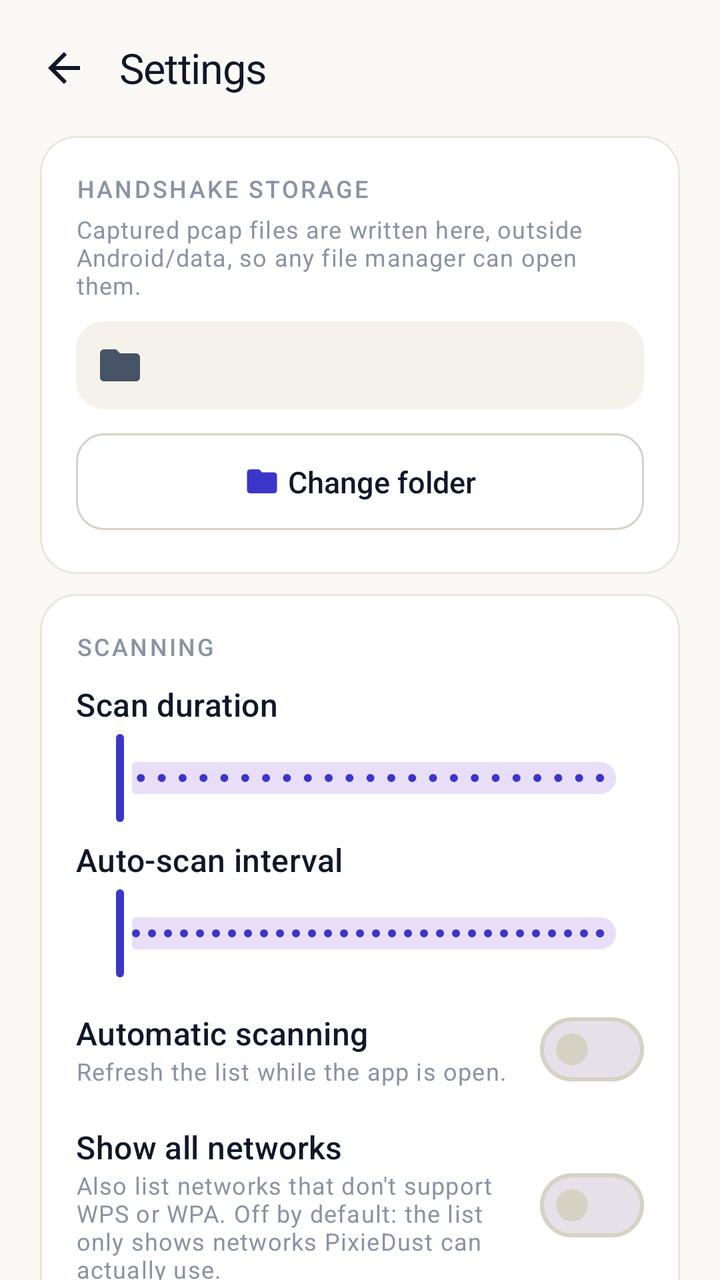
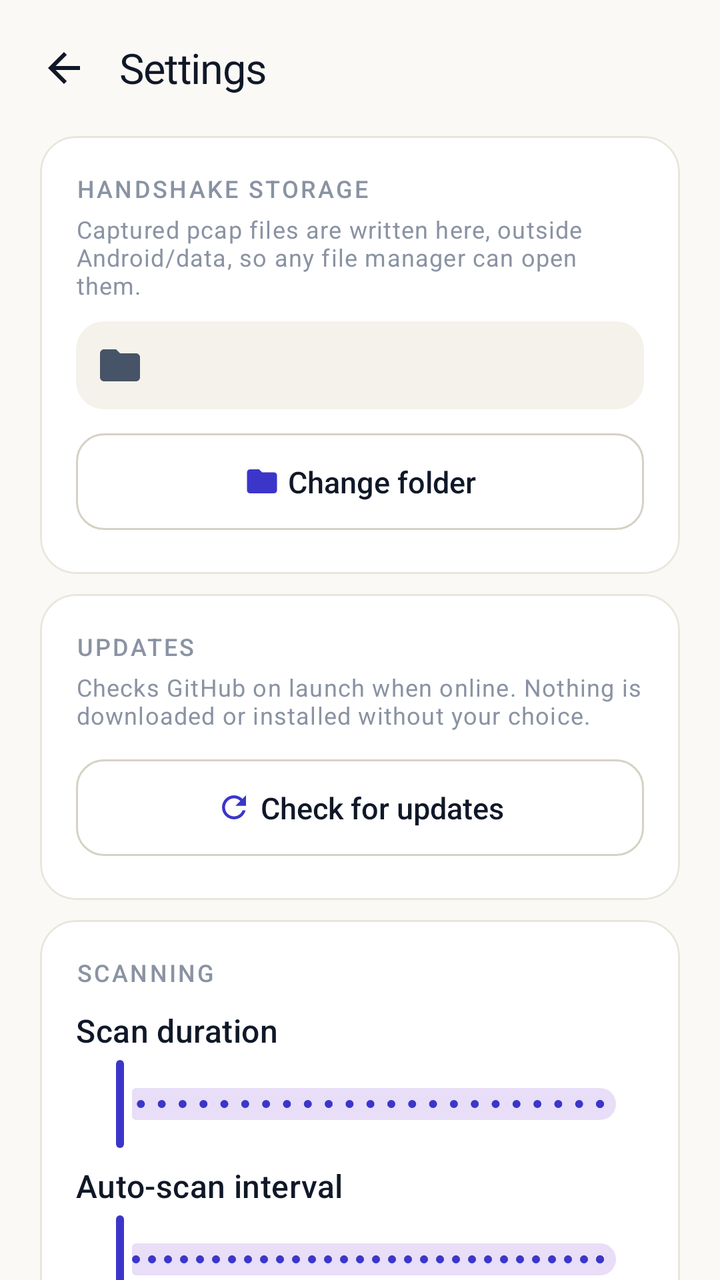

An Android layout rendered at two revisions. The XML below is the earlier revision; the diff shows what the commit changed to produce the second picture.
<!-- AndroidManifest.xml: application theme Theme.PixieDust -->
<!-- res/layout/activity_settings.xml -->
<?xml version="1.0" encoding="utf-8"?>
<LinearLayout xmlns:android="http://schemas.android.com/apk/res/android"
    xmlns:app="http://schemas.android.com/apk/res-auto"
    android:layout_width="match_parent"
    android:layout_height="match_parent"
    android:background="@color/paper"
    android:fitsSystemWindows="true"
    android:orientation="vertical">

    <LinearLayout
        android:layout_width="match_parent"
        android:layout_height="wrap_content"
        android:gravity="center_vertical"
        android:orientation="horizontal"
        android:paddingStart="8dp"
        android:paddingTop="10dp"
        android:paddingEnd="@dimen/screen_pad"
        android:paddingBottom="4dp">

        <ImageButton
            android:id="@+id/btnBack"
            android:layout_width="@dimen/touch"
            android:layout_height="@dimen/touch"
            android:background="?attr/selectableItemBackgroundBorderless"
            android:contentDescription="@string/generic_back"
            android:padding="12dp"
            android:src="@drawable/ic_back" />

        <TextView
            android:layout_width="0dp"
            android:layout_height="wrap_content"
            android:layout_marginStart="4dp"
            android:layout_weight="1"
            android:text="@string/settings_title"
            android:textAppearance="@style/TextAppearance.PixieDust.ScreenTitle"
            android:textSize="21sp" />
    </LinearLayout>

    <androidx.core.widget.NestedScrollView
        android:layout_width="match_parent"
        android:layout_height="match_parent"
        android:clipToPadding="false"
        android:paddingStart="@dimen/screen_pad"
        android:paddingTop="6dp"
        android:paddingEnd="@dimen/screen_pad"
        android:paddingBottom="18dp"
        android:scrollbars="none">

        <LinearLayout
            android:layout_width="match_parent"
            android:layout_height="wrap_content"
            android:orientation="vertical">

            
            <com.google.android.material.card.MaterialCardView
                style="@style/Widget.PixieDust.Card"
                android:layout_width="match_parent"
                android:layout_height="wrap_content"
                app:contentPadding="18dp">

                <LinearLayout
                    android:layout_width="match_parent"
                    android:layout_height="wrap_content"
                    android:orientation="vertical">

                    <TextView
                        android:layout_width="match_parent"
                        android:layout_height="wrap_content"
                        android:text="@string/settings_storage_section"
                        android:textAppearance="@style/TextAppearance.PixieDust.Section" />

                    <TextView
                        android:layout_width="match_parent"
                        android:layout_height="wrap_content"
                        android:layout_marginTop="4dp"
                        android:text="@string/settings_storage_body"
                        android:textAppearance="@style/TextAppearance.PixieDust.Caption" />

                    <TextView
                        android:id="@+id/handshakePathValue"
                        android:layout_width="match_parent"
                        android:layout_height="wrap_content"
                        android:layout_marginTop="10dp"
                        android:background="@drawable/bg_mono"
                        android:drawableStart="@drawable/ic_folder"
                        android:drawablePadding="8dp"
                        android:fontFamily="monospace"
                        android:padding="10dp"
                        android:textColor="@color/ink_soft"
                        android:textIsSelectable="true"
                        android:textSize="11sp" />

                    <com.google.android.material.button.MaterialButton
                        android:id="@+id/btnHandshakeFolder"
                        style="@style/Widget.PixieDust.Button.Outlined"
                        android:layout_width="match_parent"
                        android:layout_height="wrap_content"
                        android:layout_marginTop="8dp"
                        android:text="@string/settings_folder_change"
                        app:icon="@drawable/ic_folder"
                        app:iconGravity="textStart"
                        app:iconSize="18dp"
                        app:iconTint="@color/indigo" />
                </LinearLayout>
            </com.google.android.material.card.MaterialCardView>

            
            <com.google.android.material.card.MaterialCardView
                style="@style/Widget.PixieDust.Card"
                android:layout_width="match_parent"
                android:layout_height="wrap_content"
                android:layout_marginTop="10dp"
                app:contentPadding="18dp">

                <LinearLayout
                    android:layout_width="match_parent"
                    android:layout_height="wrap_content"
                    android:orientation="vertical">

                    <TextView
                        android:layout_width="match_parent"
                        android:layout_height="wrap_content"
                        android:text="@string/settings_scan_section"
                        android:textAppearance="@style/TextAppearance.PixieDust.Section" />

                    <LinearLayout
                        android:layout_width="match_parent"
                        android:layout_height="wrap_content"
                        android:layout_marginTop="10dp"
                        android:orientation="horizontal">

                        <TextView
                            android:layout_width="0dp"
                            android:layout_height="wrap_content"
                            android:layout_weight="1"
                            android:text="@string/settings_scan_timeout"
                            android:textAppearance="@style/TextAppearance.PixieDust.Title" />

                        <TextView
                            android:id="@+id/scanTimeoutValue"
                            android:layout_width="wrap_content"
                            android:layout_height="wrap_content"
                            android:textAppearance="@style/TextAppearance.PixieDust.Mono" />
                    </LinearLayout>

                    <com.google.android.material.slider.Slider
                        android:id="@+id/scanTimeoutSlider"
                        android:layout_width="match_parent"
                        android:layout_height="wrap_content"
                        android:layout_marginTop="2dp"
                        android:stepSize="5"
                        android:valueFrom="5"
                        android:valueTo="120" />

                    <LinearLayout
                        android:layout_width="match_parent"
                        android:layout_height="wrap_content"
                        android:layout_marginTop="6dp"
                        android:orientation="horizontal">

                        <TextView
                            android:layout_width="0dp"
                            android:layout_height="wrap_content"
                            android:layout_weight="1"
                            android:text="@string/settings_refresh"
                            android:textAppearance="@style/TextAppearance.PixieDust.Title" />

                        <TextView
                            android:id="@+id/refreshValue"
                            android:layout_width="wrap_content"
                            android:layout_height="wrap_content"
                            android:textAppearance="@style/TextAppearance.PixieDust.Mono" />
                    </LinearLayout>

                    <com.google.android.material.slider.Slider
                        android:id="@+id/refreshSlider"
                        android:layout_width="match_parent"
                        android:layout_height="wrap_content"
                        android:layout_marginTop="2dp"
                        android:stepSize="5"
                        android:valueFrom="10"
                        android:valueTo="180" />

                    <LinearLayout
                        android:layout_width="match_parent"
                        android:layout_height="wrap_content"
                        android:layout_marginTop="10dp"
                        android:gravity="center_vertical"
                        android:orientation="horizontal">

                        <LinearLayout
                            android:layout_width="0dp"
                            android:layout_height="wrap_content"
                            android:layout_weight="1"
                            android:orientation="vertical">

                            <TextView
                                android:layout_width="match_parent"
                                android:layout_height="wrap_content"
                                android:text="@string/settings_auto_title"
                                android:textAppearance="@style/TextAppearance.PixieDust.Title" />

                            <TextView
                                android:layout_width="match_parent"
                                android:layout_height="wrap_content"
                                android:text="@string/settings_auto_body"
                                android:textAppearance="@style/TextAppearance.PixieDust.Caption" />
                        </LinearLayout>

                        <com.google.android.material.materialswitch.MaterialSwitch
                            android:id="@+id/switchAuto"
                            android:layout_width="wrap_content"
                            android:layout_height="wrap_content"
                            android:layout_marginStart="10dp" />
                    </LinearLayout>

                    <LinearLayout
                        android:layout_width="match_parent"
                        android:layout_height="wrap_content"
                        android:layout_marginTop="14dp"
                        android:gravity="center_vertical"
                        android:orientation="horizontal">

                        <LinearLayout
                            android:layout_width="0dp"
                            android:layout_height="wrap_content"
                            android:layout_weight="1"
                            android:orientation="vertical">

                            <TextView
                                android:layout_width="match_parent"
                                android:layout_height="wrap_content"
                                android:text="@string/settings_all_title"
                                android:textAppearance="@style/TextAppearance.PixieDust.Title" />

                            <TextView
                                android:layout_width="match_parent"
                                android:layout_height="wrap_content"
                                android:text="@string/settings_all_body"
                                android:textAppearance="@style/TextAppearance.PixieDust.Caption" />
                        </LinearLayout>

                        <com.google.android.material.materialswitch.MaterialSwitch
                            android:id="@+id/switchAll"
                            android:layout_width="wrap_content"
                            android:layout_height="wrap_content"
                            android:layout_marginStart="10dp" />
                    </LinearLayout>

                    <LinearLayout
                        android:layout_width="match_parent"
                        android:layout_height="wrap_content"
                        android:layout_marginTop="14dp"
                        android:gravity="center_vertical"
                        android:orientation="horizontal">

                        <LinearLayout
                            android:layout_width="0dp"
                            android:layout_height="wrap_content"
                            android:layout_weight="1"
                            android:orientation="vertical">

                            <TextView
                                android:layout_width="match_parent"
                                android:layout_height="wrap_content"
                                android:text="@string/settings_keep_on_title"
                                android:textAppearance="@style/TextAppearance.PixieDust.Title" />

                            <TextView
                                android:layout_width="match_parent"
                                android:layout_height="wrap_content"
                                android:text="@string/settings_keep_on_body"
                                android:textAppearance="@style/TextAppearance.PixieDust.Caption" />
                        </LinearLayout>

                        <com.google.android.material.materialswitch.MaterialSwitch
                            android:id="@+id/switchKeepOn"
                            android:layout_width="wrap_content"
                            android:layout_height="wrap_content"
                            android:layout_marginStart="10dp" />
                    </LinearLayout>
                </LinearLayout>
            </com.google.android.material.card.MaterialCardView>

            
            <com.google.android.material.card.MaterialCardView
                style="@style/Widget.PixieDust.Card"
                android:layout_width="match_parent"
                android:layout_height="wrap_content"
                android:layout_marginTop="10dp"
                app:contentPadding="18dp">

                <LinearLayout
                    android:layout_width="match_parent"
                    android:layout_height="wrap_content"
                    android:orientation="vertical">

                    <TextView
                        android:layout_width="match_parent"
                        android:layout_height="wrap_content"
                        android:text="@string/settings_attack_section"
                        android:textAppearance="@style/TextAppearance.PixieDust.Section" />

                    <LinearLayout
                        android:layout_width="match_parent"
                        android:layout_height="wrap_content"
                        android:layout_marginTop="10dp"
                        android:gravity="center_vertical"
                        android:orientation="horizontal">

                        <LinearLayout
                            android:layout_width="0dp"
                            android:layout_height="wrap_content"
                            android:layout_weight="1"
                            android:orientation="vertical">

                            <TextView
                                android:layout_width="match_parent"
                                android:layout_height="wrap_content"
                                android:text="@string/settings_deep_title"
                                android:textAppearance="@style/TextAppearance.PixieDust.Title" />

                            <TextView
                                android:layout_width="match_parent"
                                android:layout_height="wrap_content"
                                android:text="@string/settings_deep_body"
                                android:textAppearance="@style/TextAppearance.PixieDust.Caption" />
                        </LinearLayout>

                        <com.google.android.material.materialswitch.MaterialSwitch
                            android:id="@+id/switchDeep"
                            android:layout_width="wrap_content"
                            android:layout_height="wrap_content"
                            android:layout_marginStart="10dp" />
                    </LinearLayout>

                    <LinearLayout
                        android:layout_width="match_parent"
                        android:layout_height="wrap_content"
                        android:layout_marginTop="14dp"
                        android:gravity="center_vertical"
                        android:orientation="horizontal">

                        <LinearLayout
                            android:layout_width="0dp"
                            android:layout_height="wrap_content"
                            android:layout_weight="1"
                            android:orientation="vertical">

                            <TextView
                                android:layout_width="match_parent"
                                android:layout_height="wrap_content"
                                android:text="@string/settings_verify_title"
                                android:textAppearance="@style/TextAppearance.PixieDust.Title" />

                            <TextView
                                android:layout_width="match_parent"
                                android:layout_height="wrap_content"
                                android:text="@string/settings_verify_body"
                                android:textAppearance="@style/TextAppearance.PixieDust.Caption" />
                        </LinearLayout>

                        <com.google.android.material.materialswitch.MaterialSwitch
                            android:id="@+id/switchVerify"
                            android:layout_width="wrap_content"
                            android:layout_height="wrap_content"
                            android:layout_marginStart="10dp" />
                    </LinearLayout>
                </LinearLayout>
            </com.google.android.material.card.MaterialCardView>

            
            <com.google.android.material.card.MaterialCardView
                style="@style/Widget.PixieDust.Card"
                android:layout_width="match_parent"
                android:layout_height="wrap_content"
                android:layout_marginTop="10dp"
                app:contentPadding="18dp">

                <LinearLayout
                    android:layout_width="match_parent"
                    android:layout_height="wrap_content"
                    android:orientation="vertical">

                    <TextView
                        android:layout_width="match_parent"
                        android:layout_height="wrap_content"
                        android:text="@string/settings_language_section"
                        android:textAppearance="@style/TextAppearance.PixieDust.Section" />

                    <LinearLayout
                        android:layout_width="match_parent"
                        android:layout_height="wrap_content"
                        android:layout_marginTop="8dp"
                        android:gravity="center_vertical"
                        android:orientation="horizontal">

                        <ImageView
                            android:layout_width="20dp"
                            android:layout_height="20dp"
                            android:contentDescription="@null"
                            android:src="@drawable/ic_language" />

                        <TextView
                            android:id="@+id/languageValue"
                            android:layout_width="0dp"
                            android:layout_height="wrap_content"
                            android:layout_marginStart="10dp"
                            android:layout_weight="1"
                            android:textAppearance="@style/TextAppearance.PixieDust.Title" />

                        <com.google.android.material.button.MaterialButton
                            android:id="@+id/btnLanguage"
                            style="@style/Widget.Material3.Button.TextButton"
                            android:layout_width="wrap_content"
                            android:layout_height="wrap_content"
                            android:minWidth="0dp"
                            android:text="@string/settings_language_section"
                            android:textColor="@color/indigo" />
                    </LinearLayout>

                    <TextView
                        android:layout_width="match_parent"
                        android:layout_height="wrap_content"
                        android:layout_marginTop="4dp"
                        android:text="@string/settings_language_note"
                        android:textAppearance="@style/TextAppearance.PixieDust.Caption" />
                </LinearLayout>
            </com.google.android.material.card.MaterialCardView>

            
            <com.google.android.material.card.MaterialCardView
                style="@style/Widget.PixieDust.Card"
                android:layout_width="match_parent"
                android:layout_height="wrap_content"
                android:layout_marginTop="10dp"
                app:contentPadding="18dp">

                <LinearLayout
                    android:layout_width="match_parent"
                    android:layout_height="wrap_content"
                    android:orientation="vertical">

                    <TextView
                        android:layout_width="match_parent"
                        android:layout_height="wrap_content"
                        android:text="@string/settings_driver_section"
                        android:textAppearance="@style/TextAppearance.PixieDust.Section" />

                    <TextView
                        android:layout_width="match_parent"
                        android:layout_height="wrap_content"
                        android:layout_marginTop="10dp"
                        android:text="@string/settings_chipset"
                        android:textAppearance="@style/TextAppearance.PixieDust.Title" />

                    <com.google.android.material.button.MaterialButton
                        android:id="@+id/btnChipset"
                        style="@style/Widget.PixieDust.Button.Outlined"
                        android:layout_width="match_parent"
                        android:layout_height="wrap_content"
                        android:layout_marginTop="8dp"
                        android:gravity="start|center_vertical"
                        android:text="@string/settings_chipset_auto" />

                    <com.google.android.material.button.MaterialButton
                        android:id="@+id/btnReset"
                        style="@style/Widget.Material3.Button.TextButton"
                        android:layout_width="wrap_content"
                        android:layout_height="wrap_content"
                        android:layout_marginTop="4dp"
                        android:minWidth="0dp"
                        android:text="@string/settings_reset"
                        android:textColor="@color/indigo" />
                </LinearLayout>
            </com.google.android.material.card.MaterialCardView>

            <com.google.android.material.button.MaterialButton
                android:id="@+id/btnDrivers"
                style="@style/Widget.PixieDust.Button.Outlined"
                android:layout_width="match_parent"
                android:layout_height="wrap_content"
                android:layout_marginTop="10dp"
                android:text="@string/settings_open_drivers"
                app:icon="@drawable/ic_usb"
                app:iconGravity="textStart"
                app:iconSize="18dp"
                app:iconTint="@color/indigo" />

            <com.google.android.material.button.MaterialButton
                android:id="@+id/btnAbout"
                style="@style/Widget.Material3.Button.TextButton"
                android:layout_width="match_parent"
                android:layout_height="wrap_content"
                android:layout_marginTop="2dp"
                android:text="@string/settings_about_row"
                android:textColor="@color/ink_soft" />
        </LinearLayout>
    </androidx.core.widget.NestedScrollView>
</LinearLayout>
<!-- resources referenced by this layout -->
<resources>
  <color name="indigo">#3B36C9</color>
  <color name="ink_soft">#475467</color>
  <color name="paper">#FAF9F5</color>
  <dimen name="screen_pad">20dp</dimen>
  <dimen name="touch">48dp</dimen>
  <string name="generic_back">Back</string>
  <string name="settings_about_row">About Pixie Dust</string>
  <string name="settings_all_body">Also list networks that don\'t support WPS or WPA. Off by default: the list only shows networks PixieDust can actually use.</string>
  <string name="settings_all_title">Show all networks</string>
  <string name="settings_attack_section">Defaults for a run</string>
  <string name="settings_auto_body">Refresh the list while the app is open.</string>
  <string name="settings_auto_title">Automatic scanning</string>
  <string name="settings_chipset">Chipset override</string>
  <string name="settings_chipset_auto">Automatic detection</string>
  <string name="settings_deep_body">Tries additional PRNG models. Slower, sometimes decisive.</string>
  <string name="settings_deep_title">Deep offline search</string>
  <string name="settings_driver_section">Adapter &amp; driver</string>
  <string name="settings_folder_change">Change folder</string>
  <string name="settings_keep_on_body">Stops the CPU from sleeping during an attempt.</string>
  <string name="settings_keep_on_title">Keep the screen on</string>
  <string name="settings_language_note">English and French are bundled. Android 13+ also lets you pick the language per app.</string>
  <string name="settings_language_section">Language</string>
  <string name="settings_open_drivers">Open adapter diagnostics</string>
  <string name="settings_refresh">Auto-scan interval</string>
  <string name="settings_reset">Reset overrides</string>
  <string name="settings_scan_section">Scanning</string>
  <string name="settings_scan_timeout">Scan duration</string>
  <string name="settings_storage_body">Captured pcap files are written here, outside Android/data, so any file manager can open them.</string>
  <string name="settings_storage_section">Handshake storage</string>
  <string name="settings_title">Settings</string>
  <string name="settings_verify_body">One extra WPS transaction when a PIN is found.</string>
  <string name="settings_verify_title">Fetch the PSK in the same run</string>
  <color name="mono_bg">#F4F2EA</color>
  <color name="ink">#101828</color>
  <color name="ink_faint">#8A93A3</color>
  <color name="line_strong">#D6D2C4</color>
  <color name="surface">#FFFFFF</color>
  <color name="line">#E9E6DC</color>
  <color name="white">#FFFFFF</color>
  <color name="indigo_soft">#ECEBFB</color>
  <color name="indigo_dark">#2A2699</color>
  <color name="amber">#D98A00</color>
  <style name="ThemeOverlay.PixieDust.Dialog" parent="ThemeOverlay.Material3.MaterialAlertDialog">
          <item name="shapeAppearanceOverlay">@style/ShapeAppearance.PixieDust.Dialog</item>
      </style>
  <style name="ShapeAppearance.PixieDust.Dialog" parent="">
          <item name="cornerFamily">rounded</item>
          <item name="cornerSize">22dp</item>
      </style>
  <!-- unchanged entries left out for length: 14 -->
</resources>

<!-- the commit's change to res/layout/activity_settings.xml (unified diff, before → after) -->
@@ -120,6 +120,46 @@
                     <TextView
                         android:layout_width="match_parent"
                         android:layout_height="wrap_content"
+                        android:text="@string/settings_updates_section"
+                        android:textAppearance="@style/TextAppearance.PixieDust.Section" />
+
+                    <TextView
+                        android:layout_width="match_parent"
+                        android:layout_height="wrap_content"
+                        android:layout_marginTop="4dp"
+                        android:text="@string/settings_updates_body"
+                        android:textAppearance="@style/TextAppearance.PixieDust.Caption" />
+
+                    <com.google.android.material.button.MaterialButton
+                        android:id="@+id/btnCheckUpdates"
+                        style="@style/Widget.PixieDust.Button.Outlined"
+                        android:layout_width="match_parent"
+                        android:layout_height="wrap_content"
+                        android:layout_marginTop="10dp"
+                        android:text="@string/settings_check_updates"
+                        app:icon="@drawable/ic_refresh"
+                        app:iconGravity="textStart"
+                        app:iconSize="18dp"
+                        app:iconTint="@color/indigo" />
+                </LinearLayout>
+            </com.google.android.material.card.MaterialCardView>
+
+            
+            <com.google.android.material.card.MaterialCardView
+                style="@style/Widget.PixieDust.Card"
+                android:layout_width="match_parent"
+                android:layout_height="wrap_content"
+                android:layout_marginTop="10dp"
+                app:contentPadding="18dp">
+
+                <LinearLayout
+                    android:layout_width="match_parent"
+                    android:layout_height="wrap_content"
+                    android:orientation="vertical">
+
+                    <TextView
+                        android:layout_width="match_parent"
+                        android:layout_height="wrap_content"
                         android:text="@string/settings_scan_section"
                         android:textAppearance="@style/TextAppearance.PixieDust.Section" />
 
<!-- resource entries referenced after the edit -->
@@ -5,6 +5,18 @@
   <color name="paper">#FAF9F5</color>
   <dimen name="screen_pad">20dp</dimen>
   <dimen name="touch">48dp</dimen>
+  <!-- drawable ic_refresh (drawable) -->
+  <?xml version="1.0" encoding="utf-8"?>
+  <vector xmlns:android="http://schemas.android.com/apk/res/android"
+      android:width="24dp"
+      android:height="24dp"
+      android:viewportWidth="24"
+      android:viewportHeight="24"
+      android:tint="@color/white">
+      <path
+          android:fillColor="#FF000000"
+          android:pathData="M17.65,6.35C16.2,4.9 14.21,4 12,4c-4.42,0 -7.99,3.58 -8,8s3.58,8 8,8c3.73,0 6.84,-2.55 7.73,-6h-2.08c-0.82,2.33 -3.04,4 -5.65,4 -3.31,0 -6,-2.69 -6,-6s2.69,-6 6,-6c1.66,0 3.14,0.69 4.22,1.78L13,11h7V4l-2.35,2.35z" />
+  </vector>
   <string name="generic_back">Back</string>
   <string name="settings_about_row">About Pixie Dust</string>
   <string name="settings_all_body">Also list networks that don\'t support WPS or WPA. Off by default: the list only shows networks PixieDust can actually use.</string>
@@ -12,6 +24,7 @@
   <string name="settings_attack_section">Defaults for a run</string>
   <string name="settings_auto_body">Refresh the list while the app is open.</string>
   <string name="settings_auto_title">Automatic scanning</string>
+  <string name="settings_check_updates">Check for updates</string>
   <string name="settings_chipset">Chipset override</string>
   <string name="settings_chipset_auto">Automatic detection</string>
   <string name="settings_deep_body">Tries additional PRNG models. Slower, sometimes decisive.</string>
@@ -30,6 +43,8 @@
   <string name="settings_storage_body">Captured pcap files are written here, outside Android/data, so any file manager can open them.</string>
   <string name="settings_storage_section">Handshake storage</string>
   <string name="settings_title">Settings</string>
+  <string name="settings_updates_body">Checks GitHub on launch when online. Nothing is downloaded or installed without your choice.</string>
+  <string name="settings_updates_section">Updates</string>
   <string name="settings_verify_body">One extra WPS transaction when a PIN is found.</string>
   <string name="settings_verify_title">Fetch the PSK in the same run</string>
   <color name="mono_bg">#F4F2EA</color>
